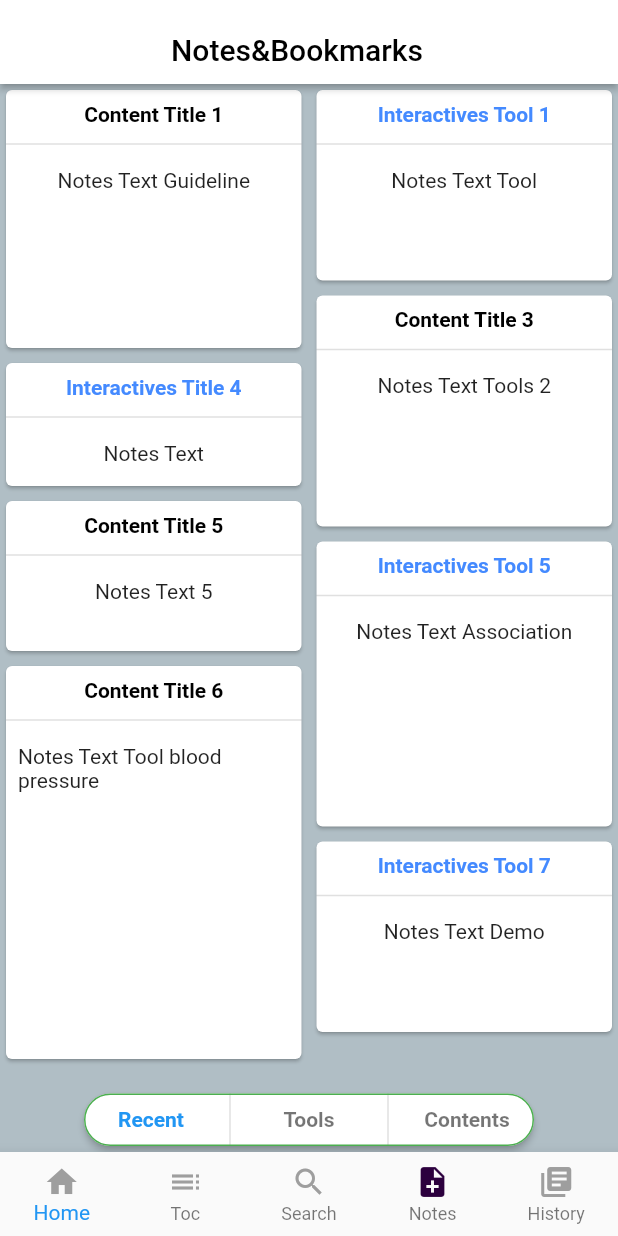
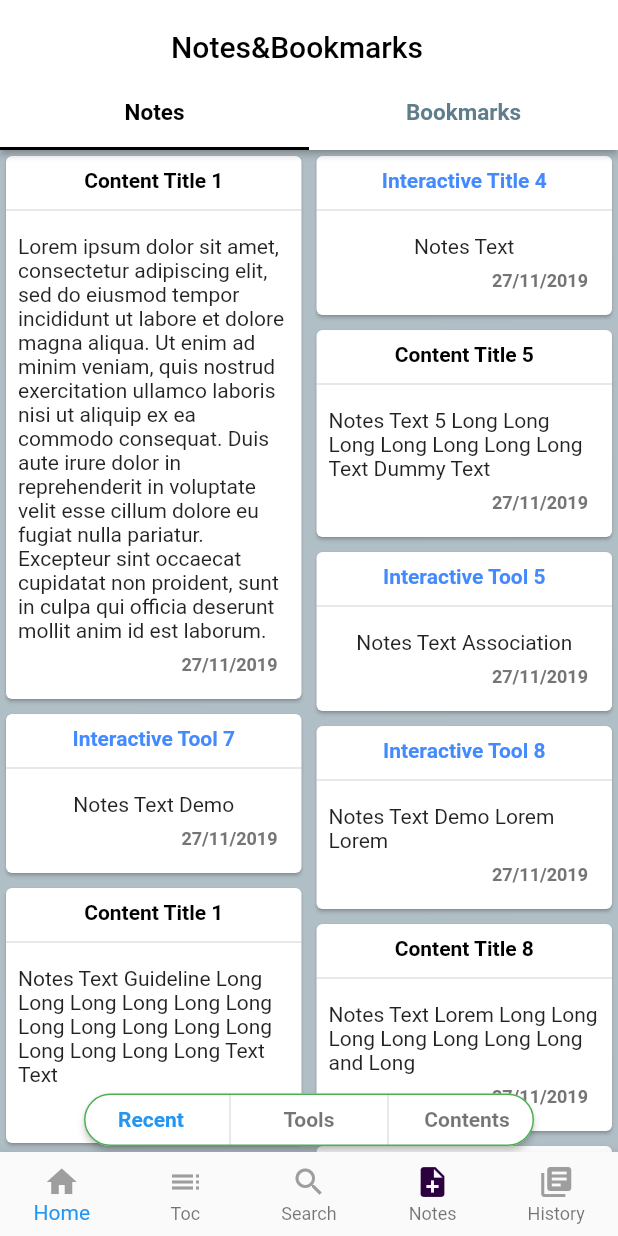
Before and after one commit to Nair-Suraj/Flutter, a Flutter app: the screen it shows after launch, item 4 of the bottom bar chosen, on a phone screen of 412 x 824 dp. Run offline on Flutter 3.47's test engine with Material 2 defaults, Android fonts, the phone set to English and light mode, and no system bars; drawn by our look-alikes of screenshot, showcaseview; our stand-ins replace carousel_slider, font_awesome_flutter, webview_flutter; missing offline and left inert: floating_search_bar.

Commit message:
Basic Prototype completed

```diff
--- a/lib/features/library/library.dart
+++ b/lib/features/library/library.dart
@@ -18,7 +18,7 @@ class _LibraryState extends State<Library> {
     return Scaffold(
       appBar: PreferredSize(
           preferredSize: Size.fromHeight(kToolbarHeight),
-          child: NavigationBar('History d')),
+          child: NavigationBar('History')),
 //      body: HeaderList(
 //          <ListItem>[
 //            HeadingItem("Recents"),
--- a/lib/features/navigationbar/navigation_bar.dart
+++ b/lib/features/navigationbar/navigation_bar.dart
@@ -1,5 +1,7 @@
 import 'package:flutter/material.dart';
 import 'package:flutter_app_stack_overflow/features/notification/notification_dialog.dart';
+import 'package:showcaseview/showcase.dart';
+import 'package:showcaseview/showcase_widget.dart';
 
 class NavigationBar extends StatefulWidget {
   final String title;
@@ -7,14 +9,32 @@ class NavigationBar extends StatefulWidget {
 
   final bool showNotificationIcon;
 
+  final String leftTabText;
+  final String rightTabText;
+  final TabController tabController;
+
+
   NavigationBar(this.title,
-      {this.isTabEnabled = false, this.showNotificationIcon = false});
+      {this.isTabEnabled = false, this.showNotificationIcon = false,this.leftTabText,this.rightTabText,this.tabController});
 
   @override
   _NavigationBarState createState() => _NavigationBarState();
 }
 
 class _NavigationBarState extends State<NavigationBar> {
+  GlobalKey _one = GlobalKey();
+  GlobalKey _two = GlobalKey();
+
+  @override
+  void initState() {
+
+
+    super.initState();
+    //Start showcase view after current widget frames are drawn.
+    WidgetsBinding.instance.addPostFrameCallback((_) => ShowCaseWidget.of(context)
+        .startShowCase([_one,_two ]));
+  }
+
   @override
   Widget build(BuildContext context) {
     return AppBar(
@@ -33,7 +53,11 @@ class _NavigationBarState extends State<NavigationBar> {
       actions: [
         Builder(
           builder: (context) => this.widget.showNotificationIcon
-              ? IconButton(
+              ? Showcase(
+                key: _one,
+                title: 'Notifications',
+                description: 'App latest notifications',
+                child: IconButton(
                     icon: Stack(
                       children: <Widget>[
                         Icon(Icons.notifications_none),
@@ -66,6 +90,7 @@ class _NavigationBarState extends State<NavigationBar> {
                         context: context, builder: (context) => CustomDialog()),
                     tooltip:
                         MaterialLocalizations.of(context).openAppDrawerTooltip,
+                  ),
               )
               : new Opacity(
                   opacity: 0.0,
@@ -78,19 +103,20 @@ class _NavigationBarState extends State<NavigationBar> {
       ],
       bottom: this.widget.isTabEnabled
           ? TabBar(
+              controller:this.widget.tabController,
               labelColor: Colors.black,
               unselectedLabelColor: Colors.blueGrey,
               indicatorColor: Colors.black,
               tabs: <Widget>[
                 Tab(
                   child: Text(
-                    'Contents',
+                    this.widget.leftTabText,
                     style: TextStyle(fontWeight: FontWeight.bold, fontSize: 15),
                   ),
                 ),
                 Tab(
                   child: Text(
-                    'Tools',
+                    this.widget.rightTabText,
                     style: TextStyle(fontWeight: FontWeight.bold, fontSize: 15),
                   ),
                 ),
--- /dev/null
+++ b/lib/features/notes_bookmakrs/notes.dart
@@ -0,0 +1,57 @@
+import 'package:flutter/material.dart';
+import 'package:flutter_staggered_grid_view/flutter_staggered_grid_view.dart';
+
+class Notes extends StatelessWidget {
+
+  final List<Map<String, String>> notesList;
+  Notes(this.notesList);
+  @override
+  Widget build(BuildContext context) {
+    return StaggeredGridView.count(
+      crossAxisCount: 2,
+      crossAxisSpacing: 2.0,
+      mainAxisSpacing: 2.0,
+      staggeredTiles: notesList.map((node)=>StaggeredTile.fit(1)).toList(),
+      children: notesList.map((node) {
+        Color titleColorCode = Colors.black;
+        if (node['title'].contains("Interactive")) {
+          titleColorCode = Colors.blueAccent;
+        }
+        return Card(
+            color: Colors.white,
+            child: Column(
+              children: <Widget>[
+                Padding(
+                  padding: const EdgeInsets.only(
+                      top: 8.0, bottom: 0.0, left: 2, right: 2),
+                  child: Center(
+                      child: Container(
+                          height: 20,
+                          child: Text(
+                            node['title'],
+                            style: TextStyle(
+                                fontWeight: FontWeight.bold,
+                                color: titleColorCode),
+                          ))),
+                ),
+                Divider(thickness: 1,),
+                Padding(
+                  padding: const EdgeInsets.all(8.0),
+                  child: Container(
+                      color: Colors.white,
+                      child: Center(child: Column(
+                        children: <Widget>[
+                          Text(node['text']),
+                          Padding(
+                            padding: const EdgeInsets.all(8.0),
+                            child: Align( alignment: Alignment.bottomRight,child: Text('27/11/2019',style: TextStyle(fontSize: 12,color: Colors.grey[600],fontWeight: FontWeight.bold),)),
+                          )
+                        ],
+                      ))),
+                ),
+              ],
+            ));
+      }).toList(),
+    );
+  }
+}
--- a/lib/features/notes_bookmakrs/notes_bookmakrs.dart
+++ b/lib/features/notes_bookmakrs/notes_bookmakrs.dart
@@ -1,86 +1,91 @@
 import 'package:flutter/material.dart';
 import 'package:flutter_app_stack_overflow/features/bottombar/bottom_bar.dart';
 import 'package:flutter_app_stack_overflow/features/navigationbar/navigation_bar.dart';
+import 'package:flutter_app_stack_overflow/features/notes_bookmakrs/bookmarks.dart';
+import 'package:flutter_app_stack_overflow/features/notes_bookmakrs/notes.dart';
 import 'package:flutter_staggered_grid_view/flutter_staggered_grid_view.dart';
 
 class NotesBookmarks extends StatefulWidget {
   @override
   _NotesBookmarksState createState() => _NotesBookmarksState();
 }
+class BookMarksItem{
+  String guidelineName;
+  String chapterName;
+  String date;
+  Color guidelineColor;
+  BookMarksItem(this.guidelineName,this.chapterName,this.date,this.guidelineColor);
+}
+class _NotesBookmarksState extends State<NotesBookmarks> with SingleTickerProviderStateMixin{
+  final List<Map<String, String>> notesList = [
+    {"title": "Content Title 1", "text": "Notes Text Guideline Long Long Long Long Long Long Long Long Long Long Long Long Long Long Long Text Text"},
+    {"title": "Interactive Tool 1", "text": "Notes Text Tool"},
+    {"title": "Content Title 3", "text": "Notes Text Tools 2"},
+    {"title": "Interactive Title 4", "text": "Notes Text"},
+    {"title": "Content Title 5", "text": "Notes Text 5 Long Long Long Long Long Long Long  Text Dummy Text"},
+    {"title": "Interactive Tool 5", "text": "Notes Text Association"},
+    {"title": "Content Title 6", "text": "Notes Text Tool blood pressure"},
+    {"title": "Interactive Tool 7", "text": "Notes Text Demo"},
+    {"title": "Content Title 8", "text": "Notes Text Lorem Long Long Long Long Long Long Long and Long"},
+    {"title": "Interactive Tool 8", "text": "Notes Text Demo Lorem Lorem"},
+    {"title": "Content Title 1", "text": "Lorem ipsum dolor sit amet, consectetur adipiscing elit, sed do eiusmod tempor incididunt ut labore et dolore magna aliqua. Ut enim ad minim veniam, quis nostrud exercitation ullamco laboris nisi ut aliquip ex ea commodo consequat. Duis aute irure dolor in reprehenderit in voluptate velit esse cillum dolore eu fugiat nulla pariatur. Excepteur sint occaecat cupidatat non proident, sunt in culpa qui officia deserunt mollit anim id est laborum."},
+    {"title": "Content Title 1", "text": "“Lorem ipsum dolor sit amet, consectetur adipiscing elit, sed do eiusmod tempor incididunt ut labore et dolore magna aliqua.”"},
+  ];
 
-class _NotesBookmarksState extends State<NotesBookmarks> {
-  List<Map<String, String>> notesList = [
-    {"title": "Content Title 1", "text": "Notes Text Guideline"},
-    {"title": "Interactives Tool 1", "text": "Notes Text Tool"},
-    {"title": "Content Title 3", "text": "Notes Text Tools 2"},
-    {"title": "Interactives Title 4", "text": "Notes Text"},
-    {"title": "Content Title 5", "text": "Notes Text 5"},
-    {"title": "Interactives Tool 5", "text": "Notes Text Association"},
-    {"title": "Content Title 6", "text": "Notes Text Tool blood pressure"},
-    {"title": "Interactives Tool 7", "text": "Notes Text Demo"},
-    {"title": "Content Title 8", "text": "Notes Text Lorem"},
-    {"title": "Interactives Tool 8", "text": "Notes Text Demo"},
+  final List<BookMarksItem> bookmarksList = [
+    BookMarksItem("Dyslip","Content Chapter 1 Bookmarked","27/11/2019",Colors.redAccent),
+    BookMarksItem("Afib","Content Chapter 2 Bookmarked","01/11/2019",Colors.blueAccent),
+    BookMarksItem("Afib","Interactive Tool 3 Bookmarked","25/11/2019",Colors.blueAccent),
+    BookMarksItem("Dyslip","Content Chapter 3 Bookmarked","10/11/2019",Colors.redAccent),
+    BookMarksItem("Dyslip","Interactive Tool 1 Bookmarked","12/11/2019",Colors.redAccent),
+    BookMarksItem("Afib","Interactive Tool Algo Bookmarked","13/11/2019",Colors.blueAccent),
+    BookMarksItem("Afib","Interactive Tool Calci Bookmarked","12/11/2019",Colors.blueAccent),
+    BookMarksItem("Dyslip","Interactive Tool Demo Bookmarked","15/11/2019",Colors.redAccent),
+    BookMarksItem("Dyslip","Content Chapter 5 Bookmarked","02/11/2019",Colors.redAccent),
   ];
+
+
   Color recentButtonColorCode = Colors.blue;
   Color toolButtonColorCode = Colors.black54;
   Color contentButtonColorCode = Colors.black54;
 
+  TabController _tabController;
+  @override
+  void initState() {
+    super.initState();
+    _tabController = new TabController(vsync: this, length: 2);
+    bookmarksList
+        .sort((a, b) => b.date.compareTo(a.date));
+    notesList
+        .sort((a, b) => a['text'].compareTo(b['text']));
+  }
+
+  @override
+  void dispose() {
+    _tabController.dispose();
+    super.dispose();
+  }
+
   @override
   Widget build(BuildContext context) {
+
     return Scaffold(
       backgroundColor: Colors.blueGrey[200],
       appBar: PreferredSize(
-          preferredSize: Size.fromHeight(kToolbarHeight),
-          child: NavigationBar('Notes&Bookmarks')),
-      body: StaggeredGridView.count(
-        crossAxisCount: 2,
-        crossAxisSpacing: 2.0,
-        mainAxisSpacing: 2.0,
-        staggeredTiles: [
-          StaggeredTile.fit(1),
-          StaggeredTile.fit(1),
-          StaggeredTile.fit(1),
-          StaggeredTile.fit(1),
-          StaggeredTile.fit(1),
-          StaggeredTile.fit(1),
-          StaggeredTile.fit(1),
-          StaggeredTile.fit(1),
+          preferredSize: Size.fromHeight(100),
+          child: NavigationBar(
+            'Notes&Bookmarks',
+            isTabEnabled: true,
+            leftTabText: 'Notes',
+            rightTabText: 'Bookmarks',
+            tabController: _tabController,
+          )),
+      body: TabBarView(
+        controller: _tabController,
+        children: <Widget>[
+          Notes(notesList),
+          BookMarks(bookmarksList),
         ],
-        children: notesList.map((node) {
-          Color titleColorCode = Colors.black;
-          if (node['title'].contains("Interactives")) {
-            titleColorCode = Colors.blueAccent;
-          }
-          return SizedBox(
-            height: 9 * node['text'].length.toDouble(),
-            child: Card(
-                color: Colors.white,
-                child: Column(
-                  children: <Widget>[
-                    Padding(
-                      padding: const EdgeInsets.only(
-                          top: 8.0, bottom: 0.0, left: 2, right: 2),
-                      child: Center(
-                          child: Container(
-                              height: 20,
-                              child: Text(
-                                node['title'],
-                                style: TextStyle(
-                                    fontWeight: FontWeight.bold,
-                                    color: titleColorCode),
-                              ))),
-                    ),
-                    Divider(thickness: 1,),
-                    Padding(
-                      padding: const EdgeInsets.all(8.0),
-                      child: Container(
-                          color: Colors.white,
-                          child: Center(child: Text(node['text']))),
-                    ),
-                  ],
-                )),
-          );
-        }).toList(),
       ),
       floatingActionButton: Card(
         elevation: 2,
@@ -98,8 +103,13 @@ class _NotesBookmarksState extends State<NotesBookmarks> {
                 child: InkWell(
                   onTap: () {
                     setState(() {
-                      notesList
-                          .sort((a, b) => a['text'].compareTo(b['text']));
+                      if (_tabController.index == 0) {
+                        notesList
+                            .sort((a, b) => a['text'].compareTo(b['text']));
+                      } else {
+                        bookmarksList
+                            .sort((a, b) => b.date.compareTo(a.date));
+                      }
                       recentButtonColorCode = Colors.blue;
                       toolButtonColorCode = Colors.black54;
                       contentButtonColorCode = Colors.black54;
@@ -121,17 +131,25 @@ class _NotesBookmarksState extends State<NotesBookmarks> {
                 child: InkWell(
                   onTap: () {
                     setState(() {
+                      if (_tabController.index == 0) {
+                        notesList
+                            .sort((a, b) => b['title'].compareTo(a['title']));
+                      } else {
+                        bookmarksList
+                            .sort((a, b) => b.chapterName.compareTo(a.chapterName));
+                      }
                       recentButtonColorCode = Colors.black54;
                       toolButtonColorCode = Colors.blue;
                       contentButtonColorCode = Colors.black54;
-                      notesList
-                          .sort((a, b) => b['title'].compareTo(a['title']));
+
                     });
                   },
                   child: Center(
                       child: Text(
                     'Tools',
-                    style: TextStyle(color: toolButtonColorCode,fontWeight: FontWeight.bold),
+                    style: TextStyle(
+                        color: toolButtonColorCode,
+                        fontWeight: FontWeight.bold),
                   )),
                 ),
               ),
@@ -142,17 +160,26 @@ class _NotesBookmarksState extends State<NotesBookmarks> {
                 child: InkWell(
                   onTap: () {
                     setState(() {
+                      if (_tabController.index == 0) {
+                        notesList
+                            .sort((a, b) => a['title'].compareTo(b['title']));
+                      } else {
+                        bookmarksList
+                            .sort((a, b) => a.chapterName.compareTo(b.chapterName));
+                      }
+
                       recentButtonColorCode = Colors.black54;
                       toolButtonColorCode = Colors.black54;
                       contentButtonColorCode = Colors.blue;
-                      notesList
-                          .sort((a, b) => a['title'].compareTo(b['title']));
+
                     });
                   },
                   child: Center(
                       child: Text(
                     'Contents',
-                    style: TextStyle(color: contentButtonColorCode,fontWeight: FontWeight.bold),
+                    style: TextStyle(
+                        color: contentButtonColorCode,
+                        fontWeight: FontWeight.bold),
                   )),
                 ),
               ),
@@ -160,7 +187,8 @@ class _NotesBookmarksState extends State<NotesBookmarks> {
           ),
         ),
       ),
-      floatingActionButtonLocation: FloatingActionButtonLocation.centerDocked,
+      floatingActionButtonLocation:
+          FloatingActionButtonLocation.centerDocked,
     );
   }
 }
--- a/lib/main.dart
+++ b/lib/main.dart
@@ -3,6 +3,7 @@ import 'package:flutter/services.dart';
 import 'package:flutter_app_stack_overflow/features/login_screen/login.dart';
 import 'package:flutter_app_stack_overflow/features/navigationbar/navigation_bar.dart';
 import 'package:flutter_app_stack_overflow/features/splash/splash.dart';
+import 'package:showcaseview/showcaseview.dart';
 
 import 'features/home_screen/home.dart';
 import 'features/routing/app.dart';
@@ -13,7 +14,9 @@ void main() {
   runApp(new MaterialApp(
     home: SplashScreen(),
     routes: <String, WidgetBuilder>{
-      '/App': (BuildContext context) => App(),
+      '/App': (BuildContext context) => ShowCaseWidget(
+            builder: Builder(builder: (context) => App()),
+          ),
       '/LoginScreen': (BuildContext context) => LoginScreen(),
     },
   ));
--- a/pubspec.yaml
+++ b/pubspec.yaml
@@ -30,6 +30,7 @@ dependencies:
   floating_search_bar: ^0.2.0
   screenshot: ^0.1.1
   path_provider: ^1.4.4
+  showcaseview: ^0.1.3
 
 
 
```
Also changed, not shown: lib/features/notes_bookmakrs/bookmarks.dart (added, +56 -0 lines), lib/features/routing/app.dart (+19 -18 lines), lib/features/toc/toc.dart (+20 -5 lines), pubspec.lock, 2 other files. Lines whose indentation alone changed are shown as unchanged.
